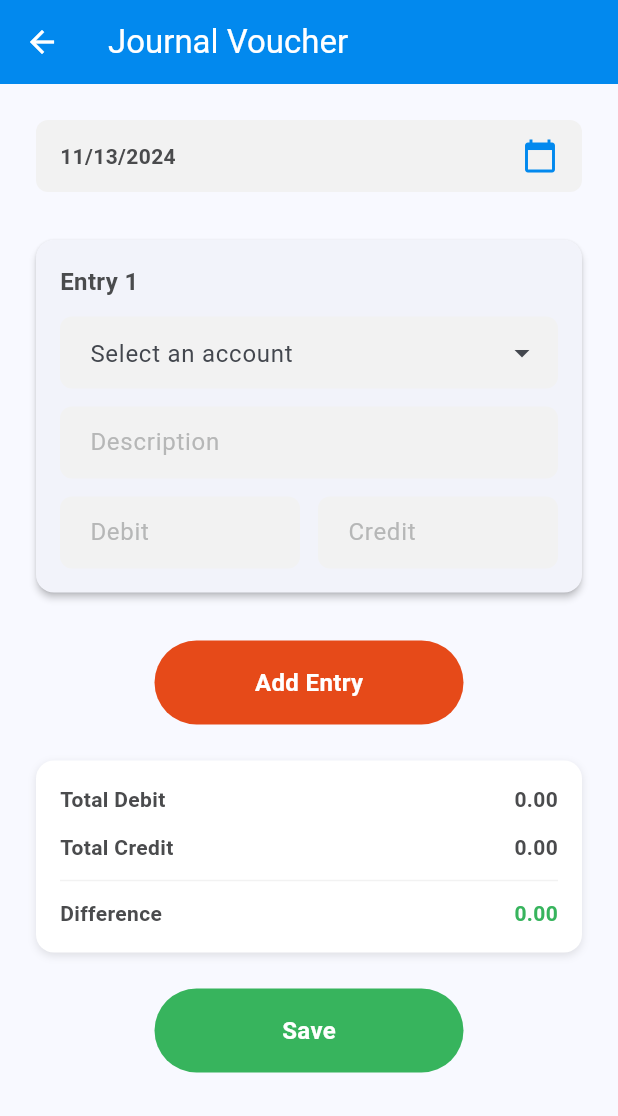
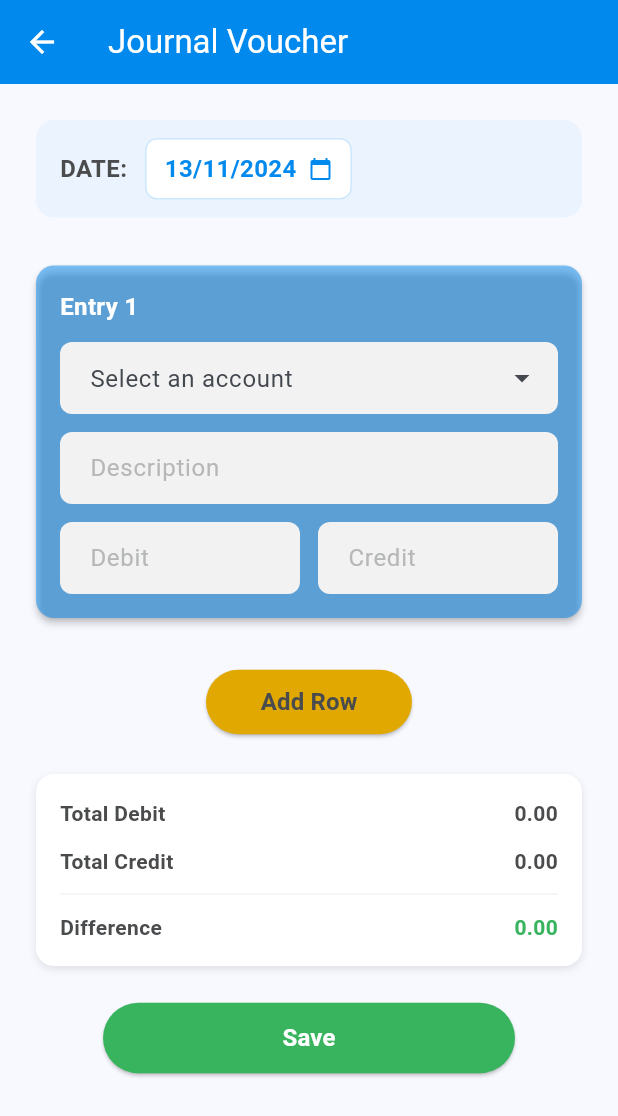
Before and after one commit to ahmadtechdev/evoucherapp, a Flutter app: the Home screen opened directly, after a tap on "Entry Journal Voucher", on a phone screen of 412 x 824 dp. Shown: the top 1116 px of the screen. Run offline on Flutter 3.47's test engine with Material 3 defaults, Android fonts, the phone set to English and light mode, and no system bars; drawn by our look-alikes of dropdown_search; our stand-ins replace get, shared_preferences; accounts and stored records are empty.

Commit message:
13-11-24: finance form ui completed

```diff
--- a/lib/common/color_extension.dart
+++ b/lib/common/color_extension.dart
@@ -5,6 +5,7 @@ class TColor {
   static Color get primary => const Color(0xff0289ee);
   static Color get secondary => const Color(0xff37B45D);
   static Color get third => const Color(0xffE64A19);
+  static Color get fourth => const Color(0xffE0A800);
   static Color get primaryText => const Color(0xff4A4B4D);
   static Color get secondaryText => const Color(0xff7C7D7E);
   static Color get textfield => const Color(0xffF2F2F2);
--- a/lib/common_widget/date_selecter.dart
+++ b/lib/common_widget/date_selecter.dart
@@ -0,0 +1,126 @@
+import 'package:flutter/material.dart';
+import 'package:intl/intl.dart';
+
+import '../common/color_extension.dart';
+
+class DateSelector extends StatefulWidget {
+  final double fontSize;
+  final DateTime initialDate;
+  final ValueChanged<DateTime> onDateChanged;
+  final String label;
+
+  const DateSelector({
+    super.key,
+    required this.fontSize,
+    required this.initialDate,
+    required this.onDateChanged,
+    this. label = "SALES ON:",
+  });
+
+  @override
+  _DateSelectorState createState() => _DateSelectorState();
+}
+
+class _DateSelectorState extends State<DateSelector> {
+  late DateTime selectedDate;
+
+  @override
+  void initState() {
+    super.initState();
+    selectedDate = widget.initialDate;
+  }
+
+  Future<void> _selectDate(BuildContext context) async {
+    final DateTime? picked = await showDatePicker(
+      context: context,
+      initialDate: selectedDate,
+      firstDate: DateTime(2020),
+      lastDate: DateTime(2025),
+      builder: (context, child) {
+        return Theme(
+          data: Theme.of(context).copyWith(
+            colorScheme: ColorScheme.light(
+              primary: TColor.primary, // Primary color for headers and selected date
+              onPrimary: TColor.white, // Text color on primary color
+              surface: TColor.white, // Background color for the date picker surface
+              onSurface: TColor.primaryText, // Text color for dates
+              secondary: TColor.secondary, // Color for the day selected by the user
+            ),
+            dialogBackgroundColor: TColor.white,
+            textButtonTheme: TextButtonThemeData(
+              style: TextButton.styleFrom(
+                foregroundColor: TColor.third, // "Cancel" and "OK" button color
+              ),
+            ),
+          ),
+          child: SizedBox(
+            width:0, // Making it a bit smaller
+            height:0,
+            child: child,
+          ),
+        );
+      },
+    );
+
+    if (picked != null && picked != selectedDate) {
+      setState(() {
+        selectedDate = picked;
+      });
+      widget.onDateChanged(picked); // Notify the parent of the date change
+    }
+  }
+
+  @override
+  Widget build(BuildContext context) {
+    return Container(
+      padding: const EdgeInsets.symmetric(horizontal: 16, vertical: 12),
+      decoration: BoxDecoration(
+        color: TColor.primary.withOpacity(0.05),
+        borderRadius: BorderRadius.circular(12),
+      ),
+      child: Row(
+        children: [
+          Text(
+            widget.label,
+            style: TextStyle(
+              fontWeight: FontWeight.bold,
+              fontSize: widget.fontSize,
+              color: TColor.primaryText,
+            ),
+          ),
+          const SizedBox(width: 12),
+          InkWell(
+            onTap: () => _selectDate(context),
+            borderRadius: BorderRadius.circular(8),
+            child: Container(
+              padding: const EdgeInsets.symmetric(horizontal: 12, vertical: 8),
+              decoration: BoxDecoration(
+                color: TColor.white,
+                borderRadius: BorderRadius.circular(8),
+                border: Border.all(color: TColor.primary.withOpacity(0.2)),
+              ),
+              child: Row(
+                children: [
+                  Text(
+                    DateFormat('dd/MM/yyyy').format(selectedDate),
+                    style: TextStyle(
+                      fontSize: widget.fontSize,
+                      color: TColor.primary,
+                      fontWeight: FontWeight.w600,
+                    ),
+                  ),
+                  const SizedBox(width: 8),
+                  Icon(
+                    Icons.calendar_today,
+                    size: widget.fontSize,
+                    color: TColor.primary,
+                  ),
+                ],
+              ),
+            ),
+          ),
+        ],
+      ),
+    );
+  }
+}
--- a/lib/views/authentication/signin.dart
+++ b/lib/views/authentication/signin.dart
@@ -226,7 +226,7 @@ class _SignInState extends State<SignIn> {
                               alignment: Alignment.centerRight,
                               child: TextButton(
                                 onPressed: () {
-                                  // Handle forgot password
+                                  Get.offAll(() => const Home());
                                 },
                                 child: const Text(
                                   "Forgot password?",
--- a/lib/views/finance_voucher/journal_voucher.dart
+++ b/lib/views/finance_voucher/journal_voucher.dart
@@ -1,22 +1,35 @@
 import 'package:dropdown_search/dropdown_search.dart';
 import 'package:flutter/material.dart';
-import 'package:intl/intl.dart';
 
 import '../../common/color_extension.dart';
-import '../../common_widget/round_button.dart';
+import '../../common_widget/date_selecter.dart';
+
 
 class JournalEntry {
   String account;
   String description;
   double debit;
   double credit;
+  final String id;
+  final TextEditingController descriptionController;
+  final TextEditingController debitController;
+  final TextEditingController creditController;
 
   JournalEntry({
     this.account = '',
     this.description = '',
     this.debit = 0.0,
     this.credit = 0.0,
-  });
+  }) : id = DateTime.now().millisecondsSinceEpoch.toString(),
+        descriptionController = TextEditingController(text: ''),
+        debitController = TextEditingController(text: ''),
+        creditController = TextEditingController(text: '');
+
+  void dispose() {
+    descriptionController.dispose();
+    debitController.dispose();
+    creditController.dispose();
+  }
 }
 
 class JournalVoucher extends StatefulWidget {
@@ -31,6 +44,7 @@ class _JournalVoucherState extends State<JournalVoucher> {
   List<JournalEntry> entries = [JournalEntry()];
   double totalDebit = 0.0;
   double totalCredit = 0.0;
+  final FocusNode _mainFocusNode = FocusNode();
 
   List<String> accounts = [
     'Cash Account',
@@ -45,30 +59,13 @@ class _JournalVoucherState extends State<JournalVoucher> {
     'Revenue Account'
   ];
 
-  Future<void> _selectDate(BuildContext context) async {
-    final DateTime? picked = await showDatePicker(
-      context: context,
-      initialDate: selectedDate,
-      firstDate: DateTime(2000),
-      lastDate: DateTime(2025),
-      builder: (context, child) {
-        return Theme(
-          data: Theme.of(context).copyWith(
-            colorScheme: ColorScheme.light(
-              primary: TColor.primary,
-              onPrimary: TColor.white,
-              surface: TColor.white,
-            ),
-          ),
-          child: child!,
-        );
-      },
-    );
-    if (picked != null && picked != selectedDate) {
-      setState(() {
-        selectedDate = picked;
-      });
+  @override
+  void dispose() {
+    _mainFocusNode.dispose();
+    for (var entry in entries) {
+      entry.dispose();
     }
+    super.dispose();
   }
 
   void _addEntry() {
@@ -78,22 +75,35 @@ class _JournalVoucherState extends State<JournalVoucher> {
   }
 
   void _removeEntry(int index) {
+    if (index >= 0 && index < entries.length) {
+      final removedEntry = entries[index];
       setState(() {
         entries.removeAt(index);
+        removedEntry.dispose();
         _calculateTotals();
       });
     }
+  }
 
   void _calculateTotals() {
+    setState(() {
       totalDebit = entries.fold(0, (sum, entry) => sum + entry.debit);
       totalCredit = entries.fold(0, (sum, entry) => sum + entry.credit);
-    setState(() {});
+    });
   }
 
   Widget _buildEntryCard(int index) {
-    return Card(
+    final entry = entries[index];
+    return GestureDetector(
+      onTap: () {
+        // Dismiss keyboard when tapping outside text fields
+        FocusScope.of(context).requestFocus(_mainFocusNode);
+      },
+      child: Card(
+        key: ValueKey(entry.id),
         margin: const EdgeInsets.symmetric(vertical: 8),
         elevation: 2,
+        color: TColor.primary.withOpacity(0.5),
         shape: RoundedRectangleBorder(
           borderRadius: BorderRadius.circular(12),
         ),
@@ -108,13 +118,13 @@ class _JournalVoucherState extends State<JournalVoucher> {
                     child: Text(
                       'Entry ${index + 1}',
                       style: TextStyle(
-                      color: TColor.primaryText,
+                        color: TColor.white,
                         fontWeight: FontWeight.bold,
                         fontSize: 16,
                       ),
                     ),
                   ),
-                if (entries.length > 1)
+                  if (entries.length > 1 && index > 0) // Only show cross if index > 0
                     IconButton(
                       icon: Icon(Icons.close, color: TColor.third),
                       onPressed: () => _removeEntry(index),
@@ -128,6 +138,7 @@ class _JournalVoucherState extends State<JournalVoucher> {
                 popupProps: PopupProps.menu(
                   showSearchBox: true,
                   searchFieldProps: TextFieldProps(
+                    autofocus: true,  // Auto focus search field
                     decoration: InputDecoration(
                       hintText: "Search account...",
                       prefixIcon: Icon(Icons.search, color: TColor.placeholder),
@@ -139,17 +150,17 @@ class _JournalVoucherState extends State<JournalVoucher> {
                       fillColor: TColor.textfield,
                     ),
                   ),
-                constraints: BoxConstraints(maxHeight: 400),
+                  constraints: BoxConstraints(
+                    maxHeight: MediaQuery.of(context).size.height / 1.5,  // screen height with 20px padding on top and bottom
+                  ),
                   showSelectedItems: true,
                   searchDelay: const Duration(milliseconds: 300),
                 ),
                 items: accounts,
-              selectedItem: entries[index].account.isEmpty
-                  ? null
-                  : entries[index].account,
+                selectedItem: entry.account.isEmpty ? null : entry.account,
                 onChanged: (value) {
                   setState(() {
-                  entries[index].account = value ?? '';
+                    entry.account = value ?? '';
                   });
                 },
                 dropdownDecoratorProps: DropDownDecoratorProps(
@@ -161,13 +172,13 @@ class _JournalVoucherState extends State<JournalVoucher> {
                       borderSide: BorderSide.none,
                     ),
                     hintText: 'Select an account',
-                  contentPadding:
-                  const EdgeInsets.symmetric(horizontal: 16, vertical: 12),
+                    contentPadding: const EdgeInsets.symmetric(horizontal: 16, vertical: 12),
                   ),
                 ),
               ),
               const SizedBox(height: 12),
               TextFormField(
+                controller: entry.descriptionController,
                 decoration: InputDecoration(
                   filled: true,
                   fillColor: TColor.textfield,
@@ -180,7 +191,7 @@ class _JournalVoucherState extends State<JournalVoucher> {
                   contentPadding: const EdgeInsets.symmetric(horizontal: 16, vertical: 12),
                 ),
                 onChanged: (value) {
-                entries[index].description = value;
+                  entry.description = value;
                 },
               ),
               const SizedBox(height: 12),
@@ -188,6 +199,7 @@ class _JournalVoucherState extends State<JournalVoucher> {
                 children: [
                   Expanded(
                     child: TextFormField(
+                      controller: entry.debitController,
                       decoration: InputDecoration(
                         filled: true,
                         fillColor: TColor.textfield,
@@ -201,14 +213,17 @@ class _JournalVoucherState extends State<JournalVoucher> {
                       ),
                       keyboardType: TextInputType.number,
                       onChanged: (value) {
-                      entries[index].debit = double.tryParse(value) ?? 0.0;
+                        setState(() {
+                          entry.debit = double.tryParse(value) ?? 0.0;
                           _calculateTotals();
+                        });
                       },
                     ),
                   ),
                   const SizedBox(width: 12),
                   Expanded(
                     child: TextFormField(
+                      controller: entry.creditController,
                       decoration: InputDecoration(
                         filled: true,
                         fillColor: TColor.textfield,
@@ -222,8 +237,10 @@ class _JournalVoucherState extends State<JournalVoucher> {
                       ),
                       keyboardType: TextInputType.number,
                       onChanged: (value) {
-                      entries[index].credit = double.tryParse(value) ?? 0.0;
+                        setState(() {
+                          entry.credit = double.tryParse(value) ?? 0.0;
                           _calculateTotals();
+                        });
                       },
                     ),
                   ),
@@ -232,13 +249,19 @@ class _JournalVoucherState extends State<JournalVoucher> {
             ],
           ),
         ),
+      ),
     );
   }
 
   @override
   Widget build(BuildContext context) {
     final screenWidth = MediaQuery.of(context).size.width;
-    return Scaffold(
+    return GestureDetector(
+      onTap: () {
+        // Dismiss keyboard when tapping outside any input
+        FocusScope.of(context).requestFocus(_mainFocusNode);
+      },
+      child: Scaffold(
         appBar: AppBar(
           title: const Text('Journal Voucher'),
           backgroundColor: TColor.primary,
@@ -250,29 +273,15 @@ class _JournalVoucherState extends State<JournalVoucher> {
             child: Column(
               crossAxisAlignment: CrossAxisAlignment.start,
               children: [
-              InkWell(
-                onTap: () => _selectDate(context),
-                child: Container(
-                  padding:
-                  const EdgeInsets.symmetric(horizontal: 16, vertical: 12),
-                  decoration: BoxDecoration(
-                    color: TColor.textfield,
-                    borderRadius: BorderRadius.circular(8),
-                  ),
-                  child: Row(
-                    mainAxisAlignment: MainAxisAlignment.spaceBetween,
-                    children: [
-                      Text(
-                        DateFormat('MM/dd/yyyy').format(selectedDate),
-                        style: TextStyle(
-                          color: TColor.primaryText,
-                          fontWeight: FontWeight.bold,
-                        ),
-                      ),
-                      Icon(Icons.calendar_today, color: TColor.primary),
-                    ],
-                  ),
-                ),
+                DateSelector(
+                  fontSize: 16,
+                  initialDate: selectedDate,
+                  label: "DATE:",
+                  onDateChanged: (newDate) {
+                    setState(() {
+                      selectedDate = newDate;
+                    });
+                  },
                 ),
                 const SizedBox(height: 24),
                 ListView.builder(
@@ -284,12 +293,26 @@ class _JournalVoucherState extends State<JournalVoucher> {
                 const SizedBox(height: 24),
                 Center(
                   child: SizedBox(
-                    width: screenWidth / 2,
-                    child: RoundButton(
-                      title: "Add Entry",
+                    width: screenWidth/3,
+                    child: ElevatedButton(
                       onPressed: _addEntry,
-                      color: TColor.third,
-                    )),
+                      style: ElevatedButton.styleFrom(
+                        backgroundColor: TColor.fourth,
+                        padding: const EdgeInsets.symmetric(vertical: 10),
+                        shape: RoundedRectangleBorder(
+                          borderRadius: BorderRadius.circular(100),
+                        ),
+                      ),
+                      child: Text(
+                        'Add Row',
+                        style: TextStyle(
+                         color: TColor.primaryText,
+                          fontSize: 16,
+                          fontWeight: FontWeight.bold,
+                        ),
+                      ),
+                    ),
+                  ),
                 ),
                 const SizedBox(height: 24),
                 Container(
@@ -359,11 +382,26 @@ class _JournalVoucherState extends State<JournalVoucher> {
                 const SizedBox(height: 24),
                 Center(
                   child: SizedBox(
-                  width: screenWidth / 2,
-                  child: RoundButton(
-                    title: 'Save',
-                    onPressed: () {},
-                    color: TColor.secondary,
+                    width: screenWidth/1.5,
+                    child: ElevatedButton(
+                      onPressed: () {
+                        // Implement save functionality
+                      },
+                      style: ElevatedButton.styleFrom(
+                        backgroundColor: TColor.secondary,
+                        padding: const EdgeInsets.symmetric(vertical: 12),
+                        shape: RoundedRectangleBorder(
+                          borderRadius: BorderRadius.circular(100),
+                        ),
+                      ),
+                      child: Text(
+                        'Save',
+                        style: TextStyle(
+                          color: TColor.white,
+                          fontSize: 16,
+                          fontWeight: FontWeight.bold,
+                        ),
+                      ),
                     ),
                   ),
                 ),
@@ -371,6 +409,7 @@ class _JournalVoucherState extends State<JournalVoucher> {
             ),
           ),
         ),
+      ),
     );
   }
 }
--- a/lib/views/home/home_sales_dashboard.dart
+++ b/lib/views/home/home_sales_dashboard.dart
@@ -2,6 +2,7 @@ import 'package:flutter/material.dart';
 import 'package:intl/intl.dart';
 
 import '../../common/color_extension.dart';
+import '../../common_widget/date_selecter.dart';
 
 class SalesDashboardWidget extends StatefulWidget {
   const SalesDashboardWidget({super.key});
@@ -34,33 +35,6 @@ class _SalesDashboardWidgetState extends State<SalesDashboardWidget> with Single
     super.dispose();
   }
 
-  Future<void> _selectDate(BuildContext context) async {
-    final DateTime? picked = await showDatePicker(
-      context: context,
-      initialDate: selectedDate,
-      firstDate: DateTime(2020),
-      lastDate: DateTime(2025),
-      builder: (context, child) {
-        return Theme(
-          data: Theme.of(context).copyWith(
-            colorScheme: ColorScheme.light(
-              primary: TColor.primary,
-              onPrimary: TColor.white,
-              surface: TColor.white,
-              onSurface: TColor.primaryText,
-            ),
-          ),
-          child: child!,
-        );
-      },
-    );
-    if (picked != null && picked != selectedDate) {
-      setState(() {
-        selectedDate = picked;
-      });
-    }
-  }
-
   @override
   Widget build(BuildContext context) {
     return LayoutBuilder(
@@ -89,7 +63,15 @@ class _SalesDashboardWidgetState extends State<SalesDashboardWidget> with Single
             child: Column(
               crossAxisAlignment: CrossAxisAlignment.start,
               children: [
-                _buildDateSelector(fontSize),
+                DateSelector(
+                  fontSize: fontSize,
+                  initialDate: selectedDate,
+                  onDateChanged: (newDate) {
+                    setState(() {
+                      selectedDate = newDate;
+                    });
+                  },
+                ),
                 const SizedBox(height: 20),
                 _buildSalesGrid(constraints, cardPadding, fontSize, iconSize),
                 const SizedBox(height: 20),
@@ -98,59 +80,6 @@ class _SalesDashboardWidgetState extends State<SalesDashboardWidget> with Single
           ),
         );
       },
-    );
-  }
-
-  Widget _buildDateSelector(double fontSize) {
-    return Container(
-      padding: const EdgeInsets.symmetric(horizontal: 16, vertical: 12),
-      decoration: BoxDecoration(
-        color: TColor.primary.withOpacity(0.05),
-        borderRadius: BorderRadius.circular(12),
-      ),
-      child: Row(
-        children: [
-          Text(
-            'SALES ON:',
-            style: TextStyle(
-              fontWeight: FontWeight.bold,
-              fontSize: fontSize,
-              color: TColor.primaryText,
-            ),
-          ),
-          const SizedBox(width: 12),
-          InkWell(
-            onTap: () => _selectDate(context),
-            borderRadius: BorderRadius.circular(8),
-            child: Container(
-              padding: const EdgeInsets.symmetric(horizontal: 12, vertical: 8),
-              decoration: BoxDecoration(
-                color: TColor.white,
-                borderRadius: BorderRadius.circular(8),
-                border: Border.all(color: TColor.primary.withOpacity(0.2)),
-              ),
-              child: Row(
-                children: [
-                  Text(
-                    DateFormat('dd/MM/yyyy').format(selectedDate),
-                    style: TextStyle(
-                      fontSize: fontSize,
-                      color: TColor.primary,
-                      fontWeight: FontWeight.w600,
-                    ),
-                  ),
-                  const SizedBox(width: 8),
-                  Icon(
-                    Icons.calendar_today,
-                    size: fontSize,
-                    color: TColor.primary,
-                  ),
-                ],
-              ),
-            ),
-          ),
-        ],
-      ),
     );
   }
 
```
Also changed, not shown: lib/views/welcome_view.dart (+37 -9 lines), 1 other file. Lines whose indentation alone changed are shown as unchanged.
